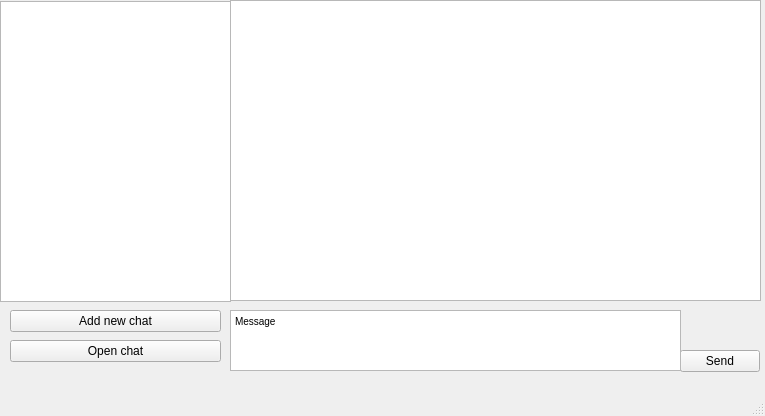
This is mainwindow.ui in Viktor6374/Messenger_client2 as Qt 5 draws it before an edit. The edited form follows.
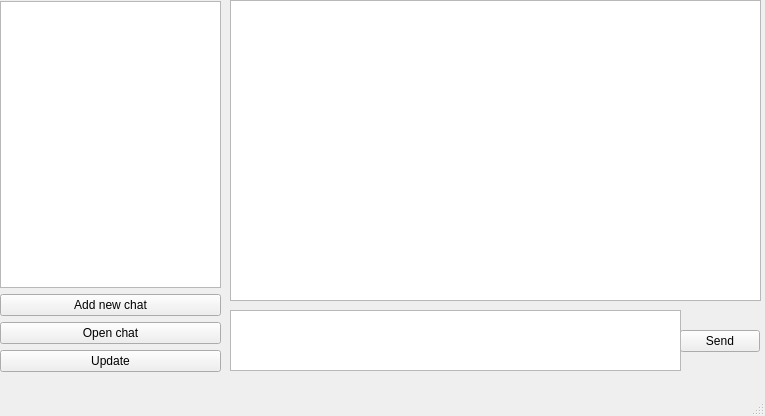
This is the edited form.

```diff
--- a/mainwindow.ui
+++ b/mainwindow.ui
@@ -18,7 +18,7 @@
     <property name="geometry">
      <rect>
       <x>680</x>
-      <y>350</y>
+      <y>330</y>
       <width>80</width>
       <height>22</height>
      </rect>
@@ -44,7 +44,7 @@
 li.unchecked::marker { content: &quot;\2610&quot;; }
 li.checked::marker { content: &quot;\2612&quot;; }
 &lt;/style&gt;&lt;/head&gt;&lt;body style=&quot; font-family:'Segoe UI'; font-size:7.5pt; font-weight:400; font-style:normal;&quot;&gt;
-&lt;p style=&quot; margin-top:0px; margin-bottom:0px; margin-left:0px; margin-right:0px; -qt-block-indent:0; text-indent:0px;&quot;&gt;Message&lt;/p&gt;&lt;/body&gt;&lt;/html&gt;</string>
+&lt;p style=&quot;-qt-paragraph-type:empty; margin-top:0px; margin-bottom:0px; margin-left:0px; margin-right:0px; -qt-block-indent:0; text-indent:0px;&quot;&gt;&lt;br /&gt;&lt;/p&gt;&lt;/body&gt;&lt;/html&gt;</string>
     </property>
    </widget>
    <widget class="QListWidget" name="Chat">
@@ -57,41 +57,41 @@
      </rect>
     </property>
    </widget>
-   <widget class="QListWidget" name="Contacts">
+   <widget class="QWidget" name="layoutWidget">
     <property name="geometry">
      <rect>
       <x>0</x>
       <y>1</y>
-      <width>231</width>
-      <height>301</height>
+      <width>221</width>
+      <height>371</height>
      </rect>
     </property>
-   </widget>
+    <layout class="QVBoxLayout" name="verticalLayout">
+     <item>
+      <widget class="QListWidget" name="Contacts"/>
+     </item>
+     <item>
    <widget class="QPushButton" name="AddNew">
-    <property name="geometry">
-     <rect>
-      <x>10</x>
-      <y>310</y>
-      <width>211</width>
-      <height>22</height>
-     </rect>
-    </property>
     <property name="text">
      <string>Add new chat</string>
     </property>
    </widget>
+     </item>
+     <item>
    <widget class="QPushButton" name="pushButton">
-    <property name="geometry">
-     <rect>
-      <x>10</x>
-      <y>340</y>
-      <width>211</width>
-      <height>22</height>
-     </rect>
-    </property>
     <property name="text">
      <string>Open chat</string>
     </property>
+      </widget>
+     </item>
+     <item>
+      <widget class="QPushButton" name="Update">
+       <property name="text">
+        <string>Update</string>
+       </property>
+      </widget>
+     </item>
+    </layout>
    </widget>
   </widget>
   <widget class="QMenuBar" name="menubar">
```
Lines whose indentation alone changed are shown as unchanged.
